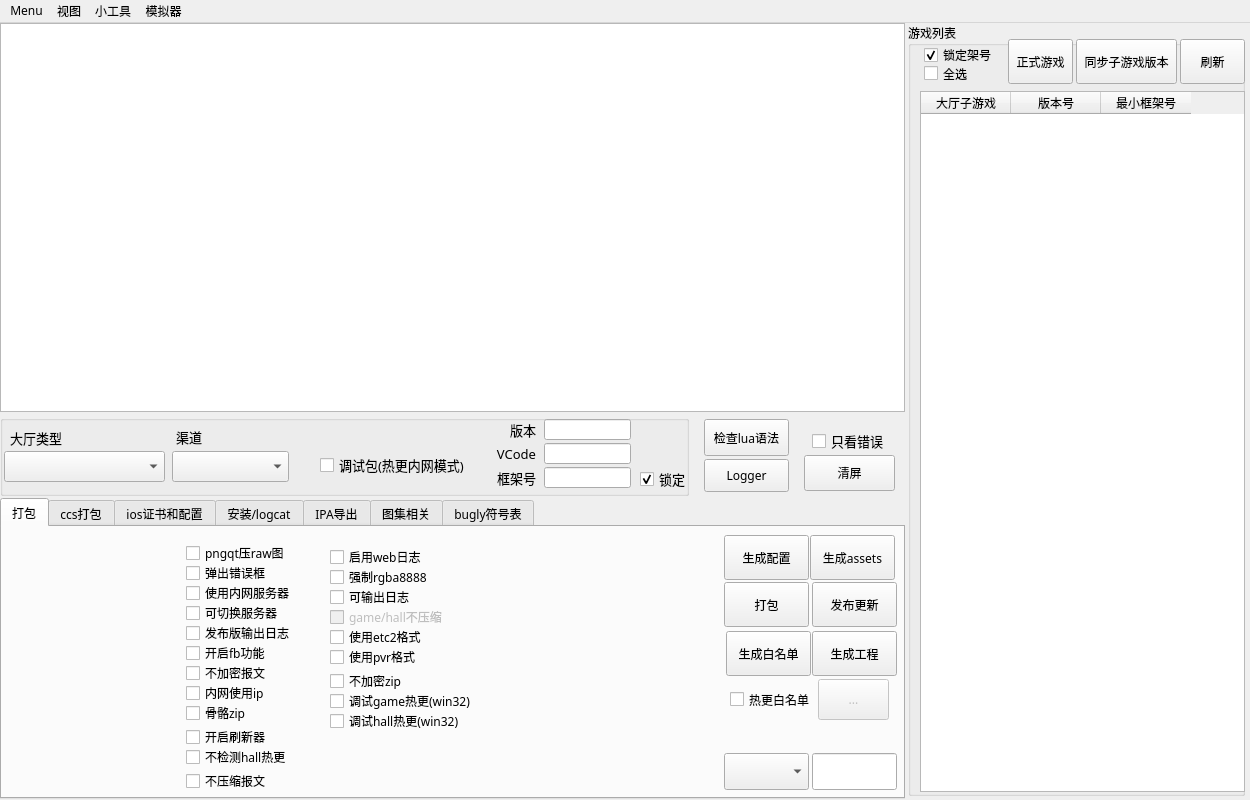
Before: the Qt Designer form ui/main.ui in TQCasey/PackMaster, drawn with Qt 5.
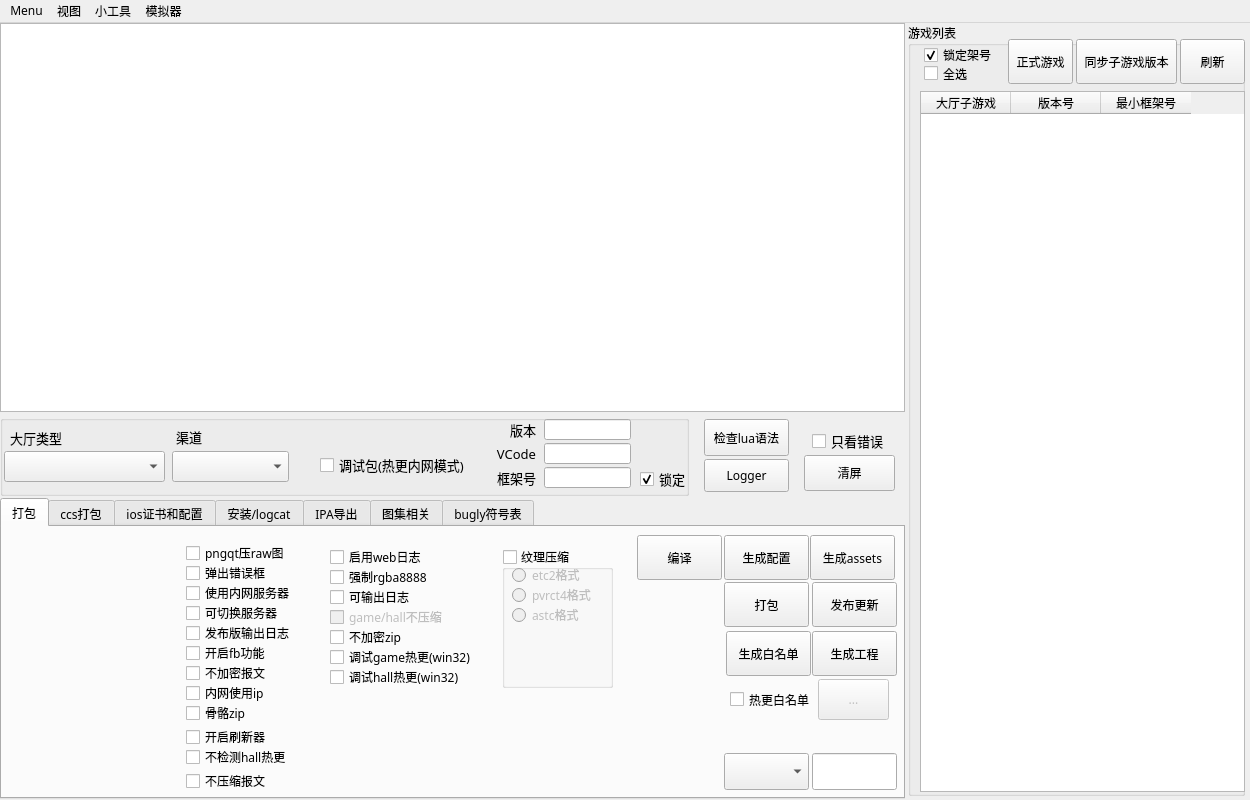
After: the same form once the commit is applied. Icons and pictures are not drawn.

Commit message: 增加压缩纹理开关

Patch:
```diff
--- a/ui/main.ui
+++ b/ui/main.ui
@@ -328,25 +328,6 @@
        <bool>true</bool>
       </property>
      </widget>
-     <widget class="QCheckBox" name="checkBox_use_pvr">
-      <property name="geometry">
-       <rect>
-        <x>328</x>
-        <y>120</y>
-        <width>121</width>
-        <height>20</height>
-       </rect>
-      </property>
-      <property name="font">
-       <font>
-        <family>Microsoft YaHei</family>
-        <pointsize>9</pointsize>
-       </font>
-      </property>
-      <property name="text">
-       <string>使用pvr格式</string>
-      </property>
-     </widget>
      <widget class="QCheckBox" name="checkBox_use_ip_in_local">
       <property name="geometry">
        <rect>
@@ -426,25 +407,6 @@
        <pixmap>C:/Users/casey/.designer/backup/icon.png</pixmap>
       </property>
      </widget>
-     <widget class="QCheckBox" name="checkBox_use_etc2">
-      <property name="geometry">
-       <rect>
-        <x>328</x>
-        <y>100</y>
-        <width>121</width>
-        <height>20</height>
-       </rect>
-      </property>
-      <property name="font">
-       <font>
-        <family>Microsoft YaHei</family>
-        <pointsize>9</pointsize>
-       </font>
-      </property>
-      <property name="text">
-       <string>使用etc2格式</string>
-      </property>
-     </widget>
      <widget class="QPushButton" name="btn_make_assets">
       <property name="geometry">
        <rect>
@@ -565,7 +527,7 @@
       <property name="geometry">
        <rect>
         <x>328</x>
-        <y>144</y>
+        <y>100</y>
         <width>85</width>
         <height>20</height>
        </rect>
@@ -584,7 +546,7 @@
       <property name="geometry">
        <rect>
         <x>328</x>
-        <y>164</y>
+        <y>120</y>
         <width>149</width>
         <height>20</height>
        </rect>
@@ -637,7 +599,7 @@
       <property name="geometry">
        <rect>
         <x>328</x>
-        <y>184</y>
+        <y>140</y>
         <width>141</width>
         <height>20</height>
        </rect>
@@ -746,6 +708,95 @@
        <bool>false</bool>
       </property>
      </widget>
+     <widget class="QGroupBox" name="compress_texture">
+      <property name="geometry">
+       <rect>
+        <x>500</x>
+        <y>20</y>
+        <width>111</width>
+        <height>141</height>
+       </rect>
+      </property>
+      <property name="title">
+       <string>纹理压缩</string>
+      </property>
+      <property name="checkable">
+       <bool>true</bool>
+      </property>
+      <property name="checked">
+       <bool>false</bool>
+      </property>
+      <widget class="QRadioButton" name="checkBox_use_etc2">
+       <property name="geometry">
+        <rect>
+         <x>10</x>
+         <y>20</y>
+         <width>89</width>
+         <height>16</height>
+        </rect>
+       </property>
+       <property name="text">
+        <string>etc2格式</string>
+       </property>
+      </widget>
+      <widget class="QRadioButton" name="checkBox_use_pvr">
+       <property name="geometry">
+        <rect>
+         <x>10</x>
+         <y>40</y>
+         <width>89</width>
+         <height>16</height>
+        </rect>
+       </property>
+       <property name="text">
+        <string>pvrct4格式</string>
+       </property>
+      </widget>
+      <widget class="QRadioButton" name="checkBox_use_astc">
+       <property name="geometry">
+        <rect>
+         <x>10</x>
+         <y>60</y>
+         <width>89</width>
+         <height>16</height>
+        </rect>
+       </property>
+       <property name="text">
+        <string>astc格式</string>
+       </property>
+      </widget>
+     </widget>
+     <widget class="QPushButton" name="btn_build">
+      <property name="geometry">
+       <rect>
+        <x>635</x>
+        <y>8</y>
+        <width>85</width>
+        <height>45</height>
+       </rect>
+      </property>
+      <property name="font">
+       <font>
+        <family>Microsoft YaHei</family>
+        <pointsize>9</pointsize>
+       </font>
+      </property>
+      <property name="toolTip">
+       <string extracomment="打包看看"/>
+      </property>
+      <property name="text">
+       <string>编译</string>
+      </property>
+      <property name="iconSize">
+       <size>
+        <width>20</width>
+        <height>20</height>
+       </size>
+      </property>
+      <property name="checkable">
+       <bool>false</bool>
+      </property>
+     </widget>
     </widget>
     <widget class="QWidget" name="tab_creator">
      <attribute name="title">
```
Left out of the diff: 2 changed lines with no effect on the pictures. The commit also changes 11 other files.
